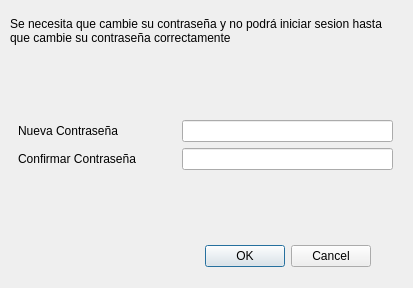
First picture: the form in ui_cambiarpassdialog.ui, repository benArambide/ProyFinal-IS2, before the edit.
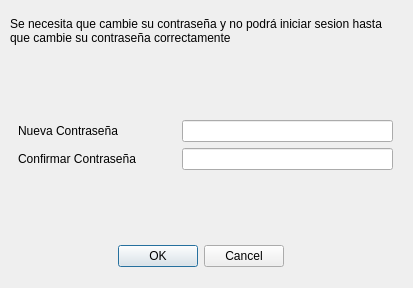
Second picture: the form after the edit.

What changed in the file:
```diff
--- a/ui_cambiarpassdialog.ui
+++ b/ui_cambiarpassdialog.ui
@@ -28,6 +28,9 @@
    <property name="standardButtons">
     <set>QDialogButtonBox::Cancel|QDialogButtonBox::Ok</set>
    </property>
+   <property name="centerButtons">
+    <bool>true</bool>
+   </property>
   </widget>
   <widget class="QWidget" name="layoutWidget">
    <property name="geometry">
```
